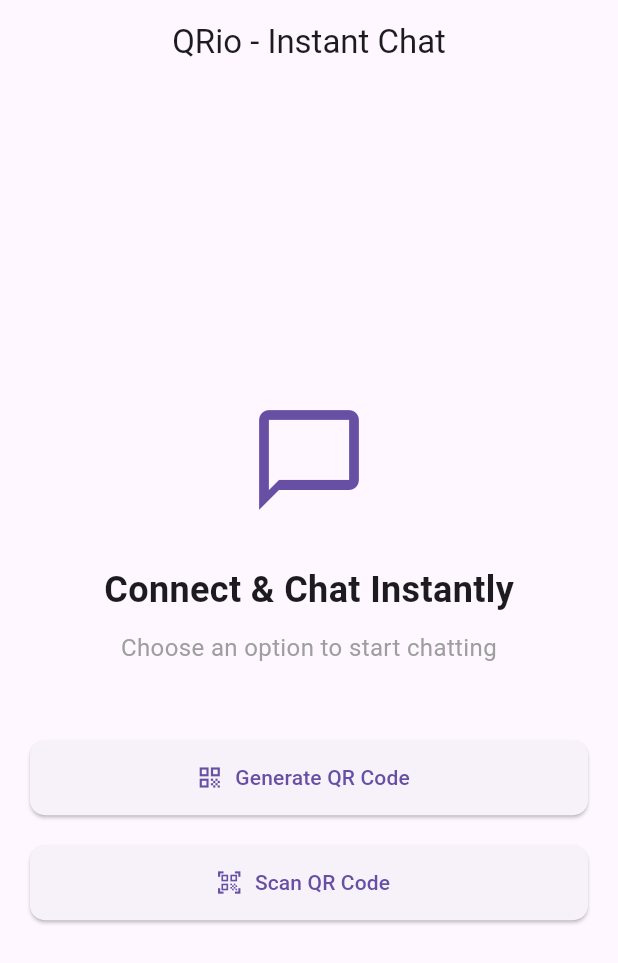
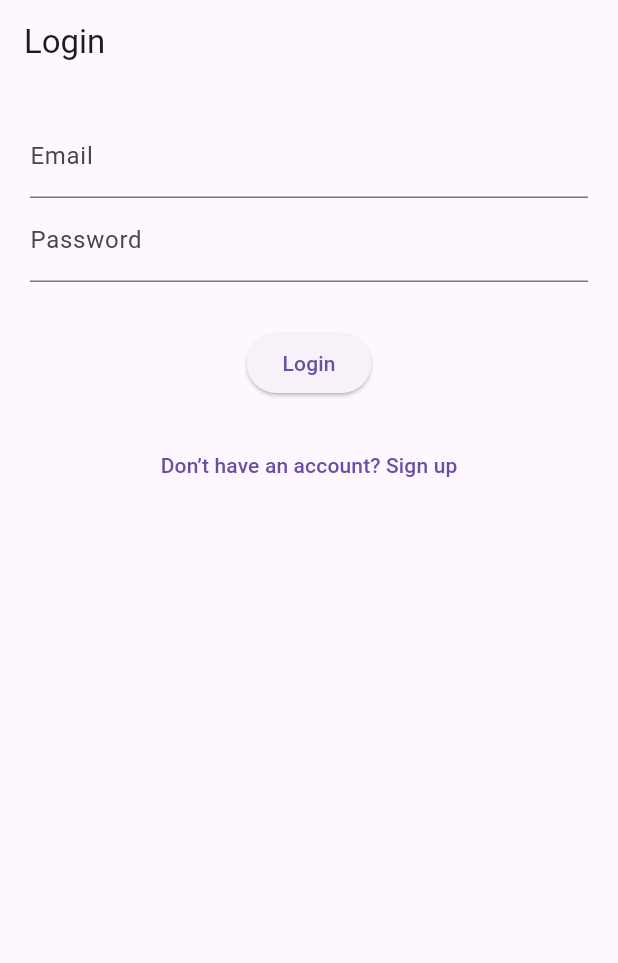
Before and after one commit to sandhavi/qRio, a Flutter app: the screen it shows after launch, on a phone screen of 412 x 824 dp. Shown: the top 963 px of the screen. Run offline on Flutter 3.47's test engine with Material 3 defaults, Android fonts, the phone set to English and light mode, and no system bars; our stand-ins replace cloud_firestore, firebase_auth, firebase_core, flutter_blue_plus, flutter_dotenv, permission_handler and 2 more; missing offline and left inert: mobile_scanner; accounts and stored records are empty.

Commit message:
Signin and Login

```diff
--- a/lib/main.dart
+++ b/lib/main.dart
@@ -1,8 +1,10 @@
 import 'package:flutter/material.dart';
 import 'package:flutter_dotenv/flutter_dotenv.dart';
 import 'package:firebase_core/firebase_core.dart';
+import 'package:firebase_auth/firebase_auth.dart';
 import 'firebase_options.dart';
 import 'screens/home_screen.dart';
+import 'screens/login_screen.dart';
 
 void main() async {
   WidgetsFlutterBinding.ensureInitialized();
@@ -44,7 +46,9 @@
       debugShowCheckedModeBanner: false,
       title: 'QRio',
       theme: ThemeData(primarySwatch: Colors.blue),
-      home: const HomeScreen(),
+      home: FirebaseAuth.instance.currentUser == null
+          ? const LoginScreen()  //  No user → go to login
+          : const HomeScreen(),  //  User already signed in → go home
     );
   }
 }
--- /dev/null
+++ b/lib/screens/login_screen.dart
@@ -0,0 +1,85 @@
+import 'package:flutter/material.dart';
+import 'package:firebase_auth/firebase_auth.dart';
+import 'home_screen.dart';
+import 'signup_screen.dart';
+
+class LoginScreen extends StatefulWidget {
+  const LoginScreen({super.key});
+
+  @override
+  State<LoginScreen> createState() => _LoginScreenState();
+}
+
+class _LoginScreenState extends State<LoginScreen> {
+  final _emailController = TextEditingController();
+  final _passwordController = TextEditingController();
+  bool _loading = false;
+  String? _error;
+
+  Future<void> _login() async {
+    setState(() {
+      _loading = true;
+      _error = null;
+    });
+
+    try {
+      await FirebaseAuth.instance.signInWithEmailAndPassword(
+        email: _emailController.text.trim(),
+        password: _passwordController.text.trim(),
+      );
+
+      // Navigate to Home on success
+      Navigator.pushReplacement(
+        context,
+        MaterialPageRoute(builder: (_) => const HomeScreen()),
+      );
+    } on FirebaseAuthException catch (e) {
+      setState(() => _error = e.message);
+    } finally {
+      setState(() => _loading = false);
+    }
+  }
+
+  @override
+  Widget build(BuildContext context) {
+    return Scaffold(
+      appBar: AppBar(title: const Text("Login")),
+      body: Padding(
+        padding: const EdgeInsets.all(20),
+        child: Column(
+          children: [
+            TextField(
+              controller: _emailController,
+              decoration: const InputDecoration(labelText: "Email"),
+            ),
+            TextField(
+              controller: _passwordController,
+              decoration: const InputDecoration(labelText: "Password"),
+              obscureText: true,
+            ),
+            const SizedBox(height: 20),
+            if (_error != null)
+              Text(_error!, style: const TextStyle(color: Colors.red)),
+            const SizedBox(height: 10),
+            _loading
+                ? const CircularProgressIndicator()
+                : ElevatedButton(
+                    onPressed: _login,
+                    child: const Text("Login"),
+                  ),
+            const SizedBox(height: 20),
+            TextButton(
+              onPressed: () {
+                Navigator.push(
+                  context,
+                  MaterialPageRoute(builder: (_) => const SignupScreen()),
+                );
+              },
+              child: const Text("Don’t have an account? Sign up"),
+            )
+          ],
+        ),
+      ),
+    );
+  }
+}
--- a/pubspec.yaml
+++ b/pubspec.yaml
@@ -36,6 +36,7 @@ dependencies:
   cupertino_icons: ^1.0.8
   qr_flutter: ^4.1.0 # For generating QR codes
   firebase_core: ^2.24.2 # For Firebase
+  firebase_auth: ^4.19.0
   cloud_firestore: ^4.13.6 # For Firestore
   uuid: ^4.5.1
   mobile_scanner: ^4.0.1
```
Also changed, not shown: lib/screens/home_screen.dart (+33 -0 lines), lib/screens/signup_screen.dart (added, +82 -0 lines), pubspec.lock.
